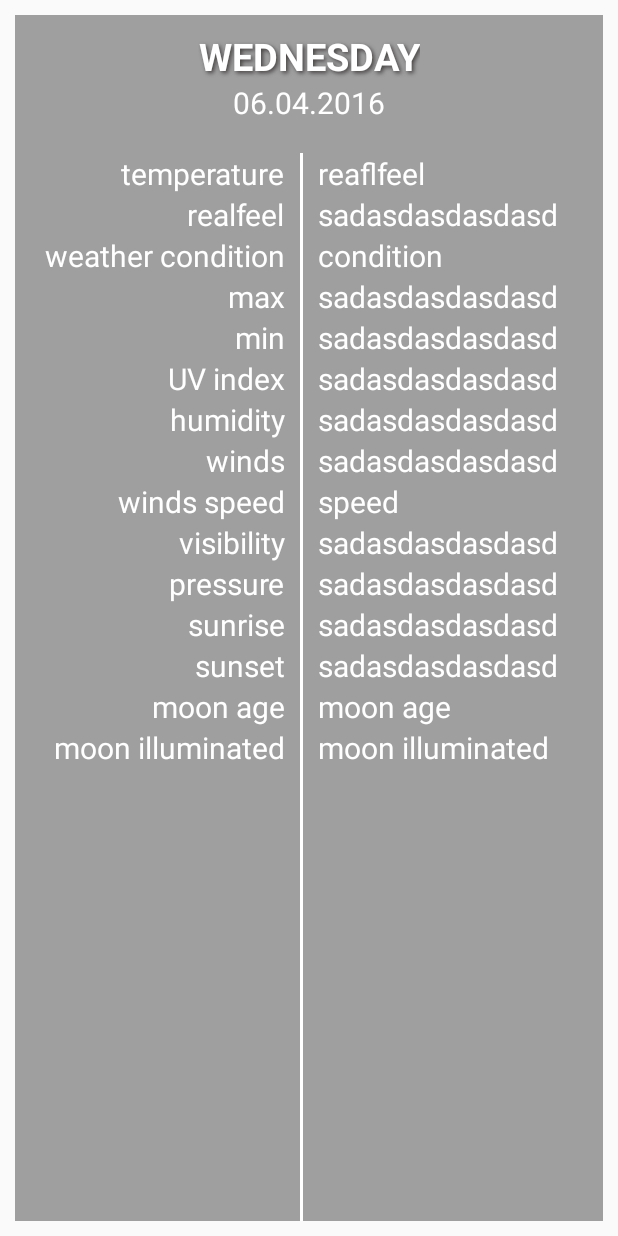
After one commit to Thugette/SkyMood, an Android app: the layout fragment_more_info.xml on its own in the app's theme, with its tools: preview values and no code run, on a phone screen of 412 x 824 dp. The commit adds this screen. Run offline under Robolectric (Android 15) with nearby library versions, the phone set to English and light mode, and no system bars.

Commit message:
MoreInfo Fragment and communicator

```diff
--- a/app/src/main/java/com/example/owner/skymood/fragments/CurrentWeatherFragment.java
+++ b/app/src/main/java/com/example/owner/skymood/fragments/CurrentWeatherFragment.java
@@ -1,5 +1,6 @@
 package com.example.owner.skymood.fragments;
 
+import android.app.Activity;
 import android.content.Context;
 import android.net.ConnectivityManager;
 import android.net.NetworkInfo;
@@ -26,6 +27,7 @@ import android.widget.TextView;
 import android.widget.Toast;
 
 import com.example.owner.skymood.R;
+import com.example.owner.skymood.SwipeViewActivity;
 import com.example.owner.skymood.model.LocationPreference;
 
 import org.json.JSONArray;
@@ -441,6 +443,9 @@ public class CurrentWeatherFragment extends Fragment implements Swideable {
         protected void onPostExecute(Void aVoid) {
             adapterAutoComplete = new ArrayAdapter(context, android.R.layout.simple_list_item_1, autoCopleteNames);
             writeCityEditText.setAdapter(adapterAutoComplete);
+            ((SwipeViewActivity)context).setInfo(city, countryCode, minTemp, maxTemp, dateAndTime);
+            ((SwipeViewActivity)context).getNewLocation(city, countryCode);
+
         }
     }
 
--- a/app/src/main/java/com/example/owner/skymood/fragments/Swideable.java
+++ b/app/src/main/java/com/example/owner/skymood/fragments/Swideable.java
@@ -8,5 +8,4 @@ import android.content.Context;
 public interface Swideable {
 
     void setContext(Context context);
-
 }
--- a/app/src/main/res/layout/fragment_hourly_weather.xml
+++ b/app/src/main/res/layout/fragment_hourly_weather.xml
@@ -4,6 +4,7 @@
     android:layout_height="match_parent"
     android:background="@color/foreground"
     android:layout_margin="10dp"
+    android:id="@+id/fragment_hourly"
     tools:context="com.example.owner.skymood.fragments.HourlyWeatherFragment">
 
     <android.support.v7.widget.RecyclerView
--- /dev/null
+++ b/app/src/main/res/layout/fragment_more_info.xml
@@ -0,0 +1,289 @@
+<LinearLayout xmlns:android="http://schemas.android.com/apk/res/android"
+    xmlns:tools="http://schemas.android.com/tools"
+    android:layout_width="match_parent"
+    android:layout_height="match_parent"
+    android:orientation="vertical"
+    android:background="@color/foreground"
+    android:layout_margin="10dp"
+    android:gravity="center_horizontal"
+    android:id="@+id/fragment_more"
+    android:tag="mragment_more"
+    tools:context="com.example.owner.skymood.fragments.MoreInfoFragment">
+
+    <TextView
+        android:id="@+id/more_day"
+        android:layout_width="wrap_content"
+        android:layout_height="wrap_content"
+        android:textSize="25sp"
+        android:gravity="center_horizontal"
+        android:text="WEDNESDAY"
+        android:textStyle="bold"
+        android:shadowColor="@color/veryDarkGrey"
+        android:shadowRadius="3"
+        android:shadowDx="2"
+        android:shadowDy="2"
+        android:textColor="@color/white"
+        android:layout_marginTop="10dp"
+        />
+    <TextView
+        android:id="@+id/more_date"
+        android:layout_width="wrap_content"
+        android:layout_height="wrap_content"
+        android:text="06.04.2016"
+        android:textColor="@color/white"
+        android:textSize="20sp"/>
+
+<LinearLayout
+    android:layout_width="match_parent"
+    android:layout_height="wrap_content"
+    android:orientation="horizontal"
+    android:layout_marginTop="20dp">
+
+    <LinearLayout
+        android:layout_width="0dp"
+        android:layout_height="wrap_content"
+        android:orientation="vertical"
+        android:layout_weight="1"
+        android:gravity="right"
+        android:paddingRight="10dp">
+
+        <TextView
+            android:layout_width="wrap_content"
+            android:layout_height="wrap_content"
+            android:text="temperature"
+            android:textSize="20sp"
+            android:textColor="@color/white"/>
+
+        <TextView
+        android:layout_width="wrap_content"
+        android:layout_height="wrap_content"
+            android:text="realfeel"
+            android:textColor="@color/white"
+            android:textSize="20sp"/>
+
+
+        <TextView
+            android:layout_width="wrap_content"
+            android:layout_height="wrap_content"
+            android:text="weather condition"
+            android:textColor="@color/white"
+            android:textSize="20sp"/>
+        <TextView
+            android:layout_width="wrap_content"
+            android:layout_height="wrap_content"
+            android:text="max"
+            android:textColor="@color/white"
+            android:textSize="20sp"/>
+
+        <TextView
+            android:layout_width="wrap_content"
+            android:layout_height="wrap_content"
+            android:text="min"
+            android:textColor="@color/white"
+            android:textSize="20sp"/>
+
+        <TextView
+            android:layout_width="wrap_content"
+            android:layout_height="wrap_content"
+            android:text="UV index"
+            android:textColor="@color/white"
+            android:textSize="20sp"/>
+
+        <TextView
+            android:layout_width="wrap_content"
+            android:layout_height="wrap_content"
+            android:text="humidity"
+            android:textColor="@color/white"
+            android:textSize="20sp"/>
+
+        <TextView
+            android:layout_width="wrap_content"
+            android:layout_height="wrap_content"
+            android:text="winds"
+            android:textColor="@color/white"
+            android:textSize="20sp"/>
+
+        <TextView
+            android:layout_width="wrap_content"
+            android:layout_height="wrap_content"
+            android:text="winds speed"
+            android:textColor="@color/white"
+            android:textSize="20sp"/>
+        <TextView
+            android:layout_width="wrap_content"
+            android:layout_height="wrap_content"
+            android:text="visibility"
+            android:textColor="@color/white"
+            android:textSize="20sp"/>
+
+        <TextView
+            android:layout_width="wrap_content"
+            android:layout_height="wrap_content"
+            android:text="pressure"
+            android:textColor="@color/white"
+            android:textSize="20sp"/>
+
+        <TextView
+            android:layout_width="wrap_content"
+            android:layout_height="wrap_content"
+            android:text="sunrise"
+            android:textColor="@color/white"
+            android:textSize="20sp"/>
+
+        <TextView
+            android:layout_width="wrap_content"
+            android:layout_height="wrap_content"
+            android:text="sunset"
+            android:textColor="@color/white"
+            android:textSize="20sp"/>
+
+        <TextView
+            android:layout_width="wrap_content"
+            android:layout_height="wrap_content"
+            android:text="moon age"
+            android:textColor="@color/white"
+            android:textSize="20sp"/>
+
+        <TextView
+            android:layout_width="wrap_content"
+            android:layout_height="wrap_content"
+            android:text="moon illuminated"
+            android:textColor="@color/white"
+            android:textSize="20sp"/>
+
+
+
+
+    </LinearLayout>
+    <View
+        android:layout_width="2dp"
+        android:layout_height="wrap_content"
+        android:background="#FFFFFF"/>
+    <LinearLayout
+        android:layout_width="0dp"
+        android:layout_height="match_parent"
+        android:orientation="vertical"
+        android:layout_marginLeft="10dp"
+        android:layout_weight="1">
+
+        <TextView
+            android:id="@+id/more_temp"
+            android:layout_width="wrap_content"
+            android:layout_height="wrap_content"
+            android:text="reaflfeel"
+            android:textSize="20sp"
+            android:textColor="@color/white"/>
+
+        <TextView
+            android:id="@+id/more_realfeel"
+            android:layout_width="wrap_content"
+            android:layout_height="wrap_content"
+            android:text="sadasdasdasdasd"
+            android:textSize="20sp"
+            android:textColor="@color/white"/>
+
+        <TextView
+            android:id="@+id/more_condition"
+            android:layout_width="wrap_content"
+            android:layout_height="wrap_content"
+            android:text="condition"
+            android:textSize="20sp"
+            android:textColor="@color/white"/>
+        <TextView
+            android:id="@+id/more_max"
+            android:layout_width="wrap_content"
+            android:layout_height="wrap_content"
+            android:text="sadasdasdasdasd"
+            android:textSize="20sp"
+            android:textColor="@color/white"/>
+        <TextView
+            android:id="@+id/more_min"
+            android:layout_width="wrap_content"
+            android:layout_height="wrap_content"
+            android:text="sadasdasdasdasd"
+            android:textSize="20sp"
+            android:textColor="@color/white"/>
+        <TextView
+            android:id="@+id/more_uv"
+            android:layout_width="wrap_content"
+            android:layout_height="wrap_content"
+            android:text="sadasdasdasdasd"
+            android:textSize="20sp"
+            android:textColor="@color/white"/>
+
+        <TextView
+            android:id="@+id/more_humidity"
+            android:layout_width="wrap_content"
+            android:layout_height="wrap_content"
+            android:text="sadasdasdasdasd"
+            android:textSize="20sp"
+            android:textColor="@color/white"/>
+        <TextView
+            android:id="@+id/more_winds"
+            android:layout_width="wrap_content"
+            android:layout_height="wrap_content"
+            android:text="sadasdasdasdasd"
+            android:textSize="20sp"
+            android:textColor="@color/white"/>
+
+        <TextView
+            android:id="@+id/more_windsSpeed"
+            android:layout_width="wrap_content"
+            android:layout_height="wrap_content"
+            android:text="speed"
+            android:textSize="20sp"
+            android:textColor="@color/white"/>
+        <TextView
+            android:id="@+id/more_visibility"
+            android:layout_width="wrap_content"
+            android:layout_height="wrap_content"
+            android:text="sadasdasdasdasd"
+            android:textSize="20sp"
+            android:textColor="@color/white"/>
+        <TextView
+            android:id="@+id/more_preassure"
+            android:layout_width="wrap_content"
+            android:layout_height="wrap_content"
+            android:text="sadasdasdasdasd"
+            android:textSize="20sp"
+            android:textColor="@color/white"/>
+        <TextView
+            android:id="@+id/more_sunrize"
+            android:layout_width="wrap_content"
+            android:layout_height="wrap_content"
+            android:text="sadasdasdasdasd"
+            android:textSize="20sp"
+            android:textColor="@color/white"/>
+        <TextView
+            android:id="@+id/more_sunset"
+            android:layout_width="wrap_content"
+            android:layout_height="wrap_content"
+            android:text="sadasdasdasdasd"
+            android:textSize="20sp"
+            android:textColor="@color/white"/>
+        <TextView
+            android:id="@+id/more_moonAge"
+            android:layout_width="wrap_content"
+            android:layout_height="wrap_content"
+            android:text="moon age"
+            android:textSize="20sp"
+            android:textColor="@color/white"/>
+
+        <TextView
+            android:id="@+id/more_moonIllumitated"
+            android:layout_width="wrap_content"
+            android:layout_height="wrap_content"
+            android:text="moon illuminated"
+            android:textSize="20sp"
+            android:textColor="@color/white"/>
+
+
+    </LinearLayout>
+</LinearLayout>
+
+
+
+
+
+
+</LinearLayout>
```
Also changed, not shown: app/src/main/java/com/example/owner/skymood/SwipeViewActivity.java (+28 -2 lines), app/src/main/java/com/example/owner/skymood/adapters/CustomPagerAdapter.java (+27 -4 lines), app/src/main/java/com/example/owner/skymood/fragments/HourlyWeatherFragment.java (+13 -5 lines), app/src/main/java/com/example/owner/skymood/fragments/ICommunicatior.java (added, +16 -0 lines), app/src/main/java/com/example/owner/skymood/fragments/MoreInfoFragment.java (added, +228 -0 lines), app/src/main/java/com/example/owner/skymood/model/WeatherCondition.java (+81 -7 lines).
